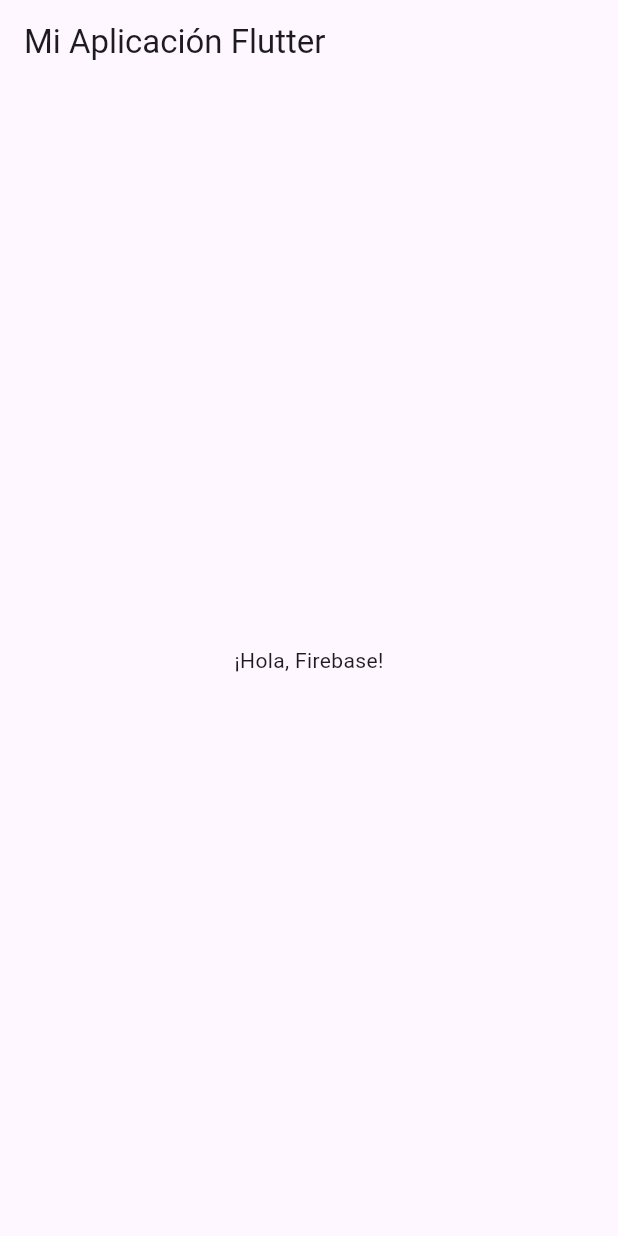
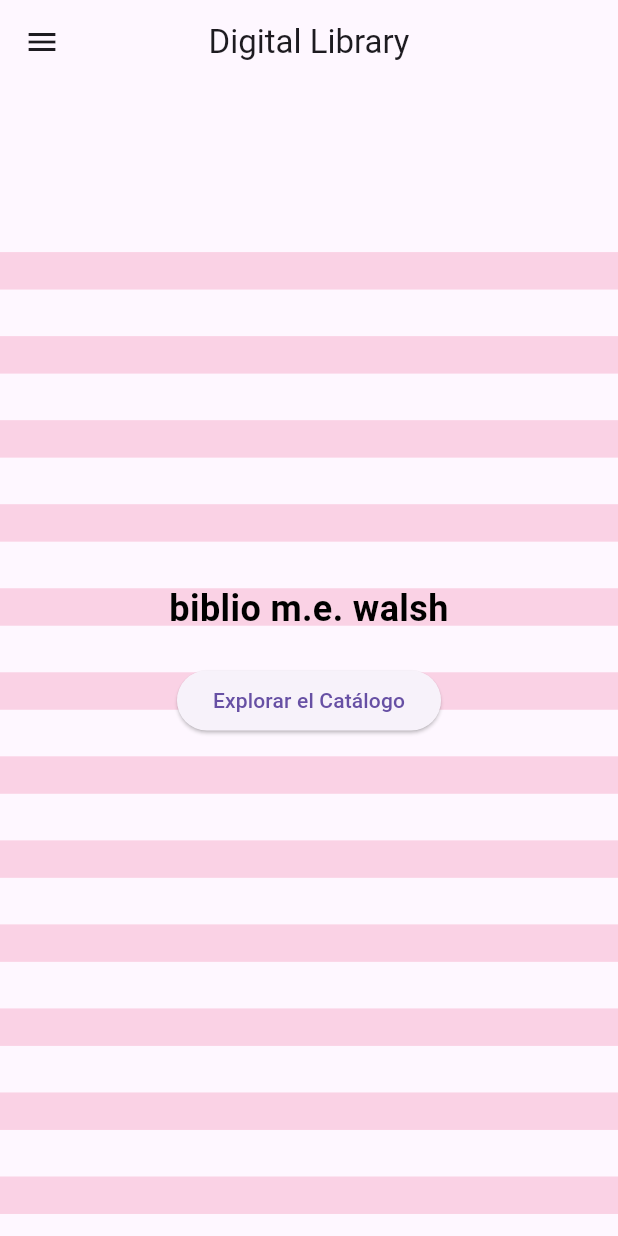
Before and after one commit to JiDomusic/bibliomewalsh, a Flutter app: the screen it shows after launch, on a phone screen of 412 x 824 dp. Run offline on Flutter 3.47's test engine with Material 3 defaults, Android fonts, the light colour scheme and no system bars; our stand-ins replace cloud_firestore, firebase_core, firebase_storage, image_picker; accounts and stored records are empty.

Commit message:
rosa y rayas

```diff
--- a/lib/main.dart
+++ b/lib/main.dart
@@ -1,13 +1,11 @@
-import 'package:firebase_core/firebase_core.dart';
+import 'package:biblomewalsh/pages/activities_page.dart';
+import 'package:biblomewalsh/pages/associate_page.dart';
+import 'package:biblomewalsh/pages/catalog_page.dart';
+import 'package:biblomewalsh/pages/contact_page.dart';
+import 'package:biblomewalsh/pages/history_page.dart';
 import 'package:flutter/material.dart';
 
-import 'firebase_options.dart';
-
-Future<void> main() async {
-  WidgetsFlutterBinding.ensureInitialized();
-  await Firebase.initializeApp(
-    options: DefaultFirebaseOptions.currentPlatform,
-  );
+void main() {
   runApp(MyApp());
 }
 
@@ -15,14 +13,171 @@ class MyApp extends StatelessWidget {
   @override
   Widget build(BuildContext context) {
     return MaterialApp(
-      home: Scaffold(
-        appBar: AppBar(
-          title: Text('Mi Aplicación Flutter'),
-        ),
-        body: Center(
-          child: Text('¡Hola, Firebase!'),
+      debugShowCheckedModeBanner: false,
+      title: 'Biblioteca Virtual',
+      theme: ThemeData(
+        primarySwatch: Colors.red,
+      ),
+      home: HomePage(),
+    );
+  }
+}
+
+class HomePage extends StatefulWidget {
+  @override
+  _HomePageState createState() => _HomePageState();
+}
+
+class _HomePageState extends State<HomePage>
+    with SingleTickerProviderStateMixin {
+  late AnimationController _controller;
+  late Animation<double> _animation;
+
+  @override
+  void initState() {
+    super.initState();
+    _controller = AnimationController(
+      vsync: this,
+      duration: const Duration(seconds: 3),
+    )..repeat(reverse: true);
+    _animation = Tween<double>(begin: 0.1, end: 1.0).animate(CurvedAnimation(
+      parent: _controller,
+      curve: Curves.easeInOut,
+    ));
+  }
+
+  @override
+  void dispose() {
+    _controller.dispose();
+    super.dispose();
+  }
+
+  @override
+  Widget build(BuildContext context) {
+    return Scaffold(
+      appBar: AppBar(
+        title: const Text('Digital Library'),
+        centerTitle: true,
+      ),
+      body: Stack(
+        children: [
+          // Fondo animado con rayas
+          AnimatedBuilder(
+            animation: _animation,
+            builder: (context, child) {
+              return CustomPaint(
+                size: MediaQuery.of(context).size,
+                painter: StripePainter(_animation.value),
+              );
+            },
+          ),
+          // Contenido del home
+          Center(
+            child: Column(
+              mainAxisAlignment: MainAxisAlignment.center,
+              children: [
+                const Text(
+                  'biblio m.e. walsh',
+                  style: TextStyle(
+                    fontSize: 24,
+                    fontWeight: FontWeight.bold,
+                    color: Colors.black,
+                  ),
+                  textAlign: TextAlign.center,
+                ),
+                const SizedBox(height: 20),
+                ElevatedButton(
+                  onPressed: () {
+                    // Acción al presionar (llevar a un apartado del menú)
+                  },
+                  child: const Text('Explorar el Catálogo'),
+                ),
+              ],
+            ),
+          ),
+        ],
+      ),
+      drawer: Drawer(
+        child: ListView(
+          padding: EdgeInsets.zero,
+          children: [
+            DrawerHeader(
+              decoration: const BoxDecoration(
+                color: Colors.pinkAccent,
+              ),
+              child: const Text(
+                'Menú Principal',
+                style: TextStyle(
+                  color: Colors.white,
+                  fontSize: 24,
+                ),
+              ),
+            ),
+            ListTile(
+              leading: const Icon(Icons.book),
+              title: const Text('Catálogo'),
+              onTap: () {
+                // Navegar a la sección de Catálogo
+              },
+            ),
+            ListTile(
+              leading: const Icon(Icons.person_add),
+              title: const Text('Asociate'),
+              onTap: () {
+                // Navegar a la sección de Asociate
+              },
+            ),
+            ListTile(
+              leading: const Icon(Icons.event),
+              title: const Text('Actividades'),
+              onTap: () {
+                // Navegar a la sección de Actividades
+              },
+            ),
+            ListTile(
+              leading: const Icon(Icons.history),
+              title: const Text('Breve Historia'),
+              onTap: () {
+                // Navegar a la sección de Breve Historia
+              },
+            ),
+            ListTile(
+              leading: const Icon(Icons.contact_mail),
+              title: const Text('Contacto'),
+              onTap: () {
+                // Navegar a la sección de Contacto
+              },
+            ),
+          ],
         ),
       ),
     );
   }
 }
+
+class StripePainter extends CustomPainter {
+  final double progress;
+
+  StripePainter(this.progress);
+
+  @override
+  void paint(Canvas canvas, Size size) {
+    final paint = Paint()
+      ..style = PaintingStyle.fill as PaintingStyle
+      ..strokeWidth = 1.0;
+
+    // Dibujar rayas animadas
+    for (int i = 2; i < size.height ~/ 50; i++) {
+      paint.color = i.isNegative
+          ? Colors.red.withOpacity(0.1 * progress)
+          : Colors.pink.withOpacity(0.1 + (0.1 * progress));
+      canvas.drawRect(
+        Rect.fromLTWH(0, i * 80.0 * progress, size.width, 25),
+        paint,
+      );
+    }
+  }
+
+  @override
+  bool shouldRepaint(covariant CustomPainter oldDelegate) => true;
+}
--- a/pubspec.yaml
+++ b/pubspec.yaml
@@ -33,7 +33,8 @@ dependencies:
   firebase_core: ^3.10.1  # Usa la versión más reciente de firebase_core
   firebase_auth: ^5.4.1
   cloud_firestore: ^5.6.2  # Usa la versión más reciente de cloud_firestore
-  firebase_storage: ^12.4.1  # Ya actualizada
+  firebase_storage: ^12.4.1
+  image_picker: ^1.1.2
 
 
 
```
Also changed, not shown: lib/activities_page.dart (added, +56 -0 lines), lib/catalog_page.dart (added, +72 -0 lines), lib/contact_page.dart (added, +56 -0 lines), lib/menu_screen.dart (added, +30 -0 lines), lib/section_screen.dart (added, +102 -0 lines), lib/firebase_options.dart, lib/material.dart (renamed from lib/package/material.dart), pubspec.lock (deleted), 5 other files.
